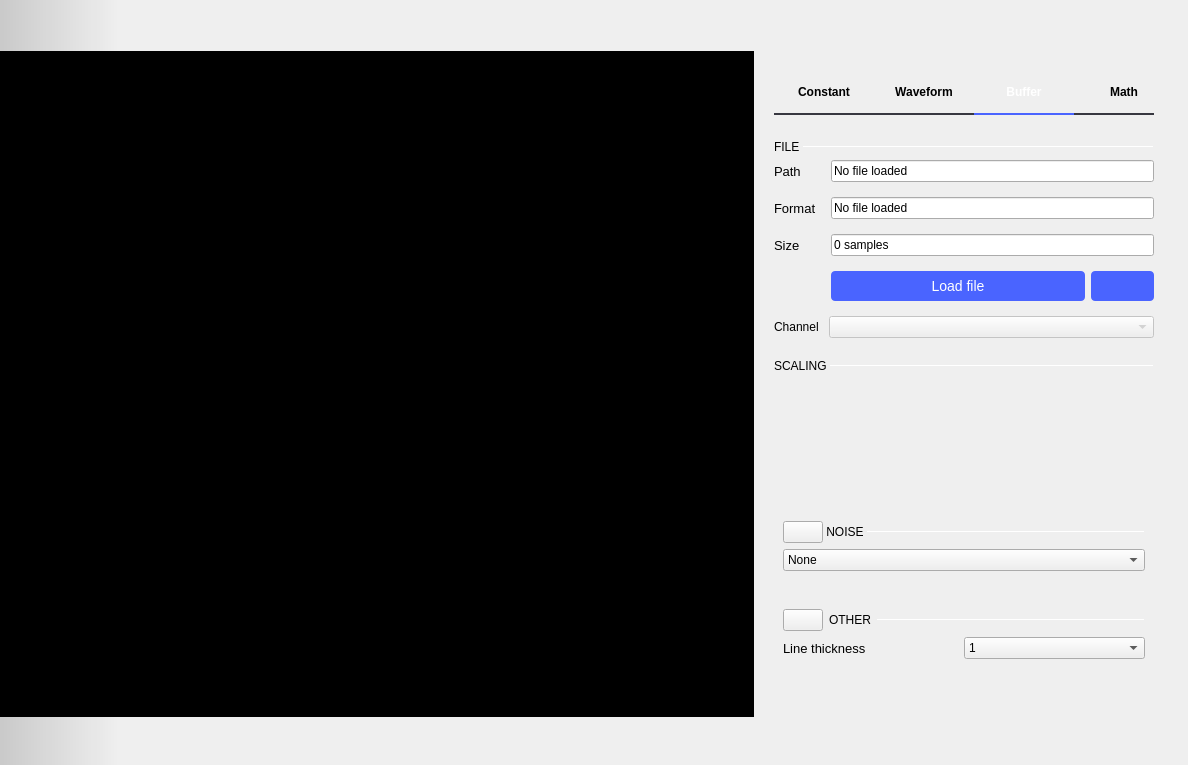
Old version of the form ui/signal_generator.ui in the repository analogdevicesinc/scopy.
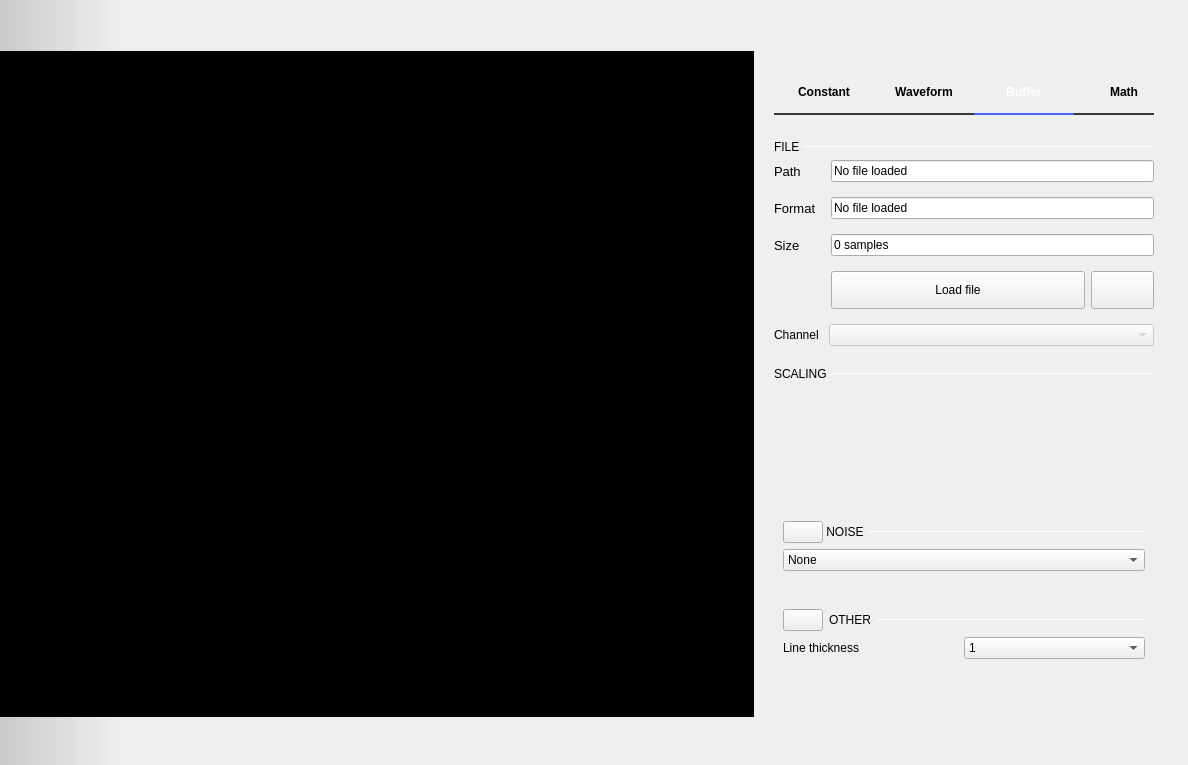
New version of the form. The open tabs and pages were chosen to show the change. Icons and pictures are not drawn. Custom widgets are drawn as their Qt base class.

What changed in the file:
```diff
--- a/ui/signal_generator.ui
+++ b/ui/signal_generator.ui
@@ -758,29 +758,13 @@
                             </property>
                             <property name="styleSheet">
                              <string notr="true">QPushButton{
-
-/*height: 128px;
-width: 128px;
-background-image: url(:/icons/floppy.svg);*/
 background-position: center center;
 background-repeat: no-repeat;
-background-color: #4a64ff;
   height: 30px;
-  border-radius: 4px;
-  
-  font-size: 14px;
   font-weight: normal;
   font-style: normal;
   text-align: center;
-  color: #ffffff;
-}
-
-
-QPushButton:hover
-{
-	 background-color: #4a34ff;
-}
-</string>
+}</string>
                             </property>
                             <property name="text">
                              <string>Load file</string>
@@ -798,29 +782,16 @@
                             <property name="styleSheet">
                              <string notr="true">QPushButton{
 
-/*height: 128px;
-width: 128px;*/
 image: url(:/icons/refresh.svg);
 
 background-position: center center;
 background-repeat: no-repeat;
-background-color: #4a64ff;
   height: 30px;
-  border-radius: 4px;
-  
-  font-size: 14px;
+
   font-weight: normal;
   font-style: normal;
   text-align: center;
-  color: #ffffff;
-}
-
-
-QPushButton:hover
-{
-	 background-color: #4a34ff;
-}
-</string>
+}</string>
                             </property>
                             <property name="text">
                              <string/>
@@ -1277,9 +1248,6 @@
                          </property>
                          <item>
                           <widget class="QLabel" name="label_10">
-                           <property name="styleSheet">
-                            <string notr="true">font-size: 13px;</string>
-                           </property>
                            <property name="text">
                             <string>Line thickness</string>
                            </property>
@@ -1423,18 +1391,18 @@
    <header>menu_anim.hpp</header>
    <container>1</container>
   </customwidget>
-  <customwidget>
-   <class>adiscope::RunSingleWidget</class>
-   <extends>QWidget</extends>
-   <header>runsinglewidget.h</header>
-   <container>1</container>
-  </customwidget>
   <customwidget>
    <class>adiscope::InstrumentNotes</class>
    <extends>QWidget</extends>
    <header>instrumentnotes.h</header>
    <container>1</container>
   </customwidget>
+  <customwidget>
+   <class>adiscope::RunSingleWidget</class>
+   <extends>QWidget</extends>
+   <header>runsinglewidget.h</header>
+   <container>1</container>
+  </customwidget>
   <customwidget>
    <class>adiscope::Math</class>
    <extends>QWidget</extends>
```
Left out of the diff: 6 changed lines with no effect on the pictures.
